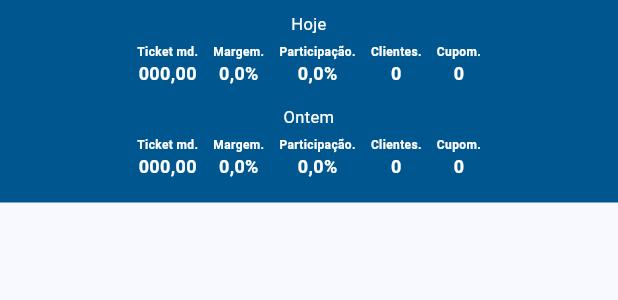
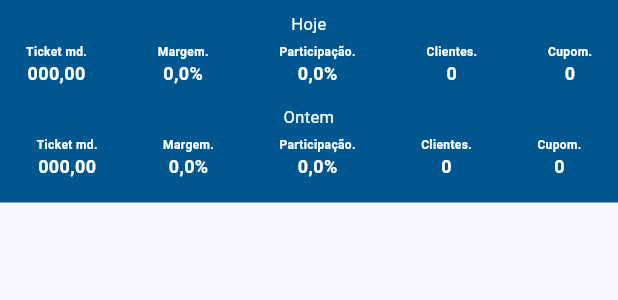
Before and after one commit to JvBorbella/Gestor-Remoto, a Flutter app: the Details widget shown alone on an empty page, opened directly with empty values, on a phone screen of 412 x 824 dp. Shown: the top 300 px of the screen. Run offline on Flutter 3.47's test engine with Material 3 defaults, Android fonts, the light colour scheme and no system bars; our stand-ins replace shared_preferences; accounts and stored records are empty; network calls fail.

Commit message:
Att 16/02 (3)
- Reajustado o espaçamento dos valores detalhados da tela de vendas detalhada.

```diff
--- a/projeto/lib/Front/components/Sales/Elements/Details.dart
+++ b/projeto/lib/Front/components/Sales/Elements/Details.dart
@@ -5,7 +5,8 @@ class Details extends StatefulWidget {
   final int ticketHoje;
   final int ticketOntem;
 
-  const Details({Key? key, required this.ticketHoje, required this.ticketOntem});
+  const Details(
+      {Key? key, required this.ticketHoje, required this.ticketOntem});
 
   @override
   State<Details> createState() => _DetailsState();
@@ -48,7 +49,7 @@ class _DetailsState extends State<Details> {
                     ),
                     Container(
                       child: Row(
-                        mainAxisAlignment: MainAxisAlignment.center,
+                        mainAxisAlignment: MainAxisAlignment.spaceAround,
                         crossAxisAlignment: CrossAxisAlignment.center,
                         children: [
                           Column(
@@ -192,7 +193,7 @@ class _DetailsState extends State<Details> {
                             ),
                             Container(
                               child: Row(
-                                mainAxisAlignment: MainAxisAlignment.center,
+                                mainAxisAlignment: MainAxisAlignment.spaceAround,
                                 crossAxisAlignment: CrossAxisAlignment.center,
                                 children: [
                                   Column(
```
Also changed, not shown: projeto/lib/Front/pages/home.dart (+17 -1 lines).
